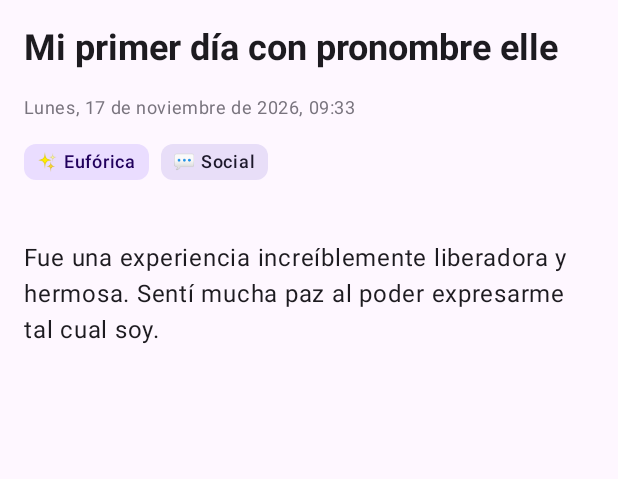
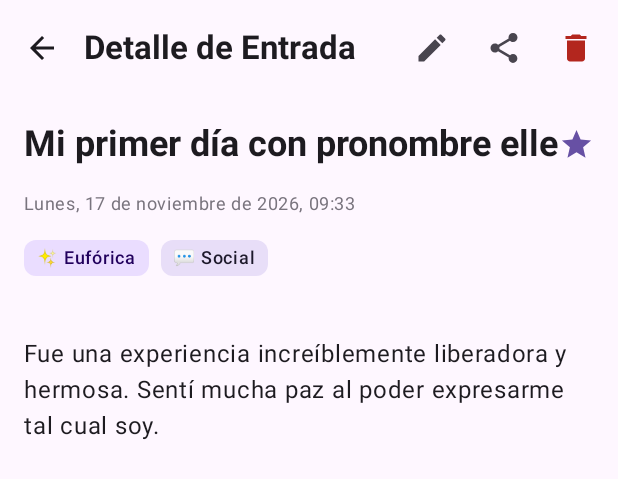
Before and after one commit to PabloQuiroga/transition_journal, an Android app built with Jetpack Compose: the @Preview function EntryDetailScreenPreview, on a phone screen of 412 x 824 dp. Shown: the top 479 px of the screen. Run offline under Robolectric (Android 15) with nearby library versions, the phone set to English and light mode, and no system bars.

Commit message:
feat(ui): implement entry editing from EntryDetailScreen and wire up EntryEditorViewModel with SavedStateHandle (US-05)

```diff
--- a/app/src/main/java/com/refugio/journal/ui/detail/EntryDetailScreen.kt
+++ b/app/src/main/java/com/refugio/journal/ui/detail/EntryDetailScreen.kt
@@ -17,6 +17,7 @@ import androidx.compose.foundation.shape.RoundedCornerShape
 import androidx.compose.material.icons.Icons
 import androidx.compose.material.icons.automirrored.filled.ArrowBack
 import androidx.compose.material.icons.filled.Delete
+import androidx.compose.material.icons.filled.Edit
 import androidx.compose.material.icons.filled.Share
 import androidx.compose.material.icons.filled.Star
 import androidx.compose.material3.AlertDialog
@@ -59,6 +60,7 @@ import java.time.format.DateTimeFormatter
 fun EntryDetailScreen(
     viewModel: EntryDetailViewModel,
     onBackClick: () -> Unit,
+    onEditClick: (Long) -> Unit,
     modifier: Modifier = Modifier
 ) {
     val uiState by viewModel.uiState.collectAsState()
@@ -104,6 +106,11 @@ fun EntryDetailScreen(
                     }
                 },
                 actions = {
+                    uiState.entry?.let { entry ->
+                        IconButton(onClick = { onEditClick(entry.id) }) {
+                            Icon(imageVector = Icons.Default.Edit, contentDescription = "Editar")
+                        }
+                    }
                     IconButton(onClick = { viewModel.prepareShare() }) {
                         Icon(imageVector = Icons.Default.Share, contentDescription = "Compartir")
                     }
@@ -277,11 +284,11 @@ private fun getCategoryDisplayName(category: Category?): String {
 // Previews
 // ---------------------------------------------------------------------------
 
-@Preview(name = "Entry Detail Screen", showBackground = true)
+@OptIn(ExperimentalMaterial3Api::class)
+@Preview(name = "Entry Detail Screen with TopBar", showBackground = true)
 @Composable
 private fun EntryDetailScreenPreview() {
     MaterialTheme {
-        Surface {
         val sampleEntry = JournalEntry(
             id = 1L,
             createdAt = Instant.now(),
@@ -293,22 +300,60 @@ private fun EntryDetailScreenPreview() {
             category = Category.SOCIAL,
             isMilestone = true
         )
+        Scaffold(
+            topBar = {
+                TopAppBar(
+                    title = { Text(text = "Detalle de Entrada", fontWeight = FontWeight.Bold) },
+                    navigationIcon = {
+                        IconButton(onClick = {}) {
+                            Icon(imageVector = Icons.AutoMirrored.Filled.ArrowBack, contentDescription = "Volver")
+                        }
+                    },
+                    actions = {
+                        IconButton(onClick = {}) {
+                            Icon(imageVector = Icons.Default.Edit, contentDescription = "Editar")
+                        }
+                        IconButton(onClick = {}) {
+                            Icon(imageVector = Icons.Default.Share, contentDescription = "Compartir")
+                        }
+                        IconButton(onClick = {}) {
+                            Icon(imageVector = Icons.Default.Delete, contentDescription = "Eliminar", tint = MaterialTheme.colorScheme.error)
+                        }
+                    }
+                )
+            }
+        ) { paddingValues ->
             Column(
                 modifier = Modifier
                     .fillMaxSize()
+                    .padding(paddingValues)
                     .padding(16.dp),
                 verticalArrangement = Arrangement.spacedBy(16.dp)
+            ) {
+                Row(
+                    modifier = Modifier.fillMaxWidth(),
+                    horizontalArrangement = Arrangement.SpaceBetween,
+                    verticalAlignment = Alignment.CenterVertically
                 ) {
                     Text(
                         text = sampleEntry.title,
                         style = MaterialTheme.typography.headlineSmall,
                         fontWeight = FontWeight.Bold
                     )
+                    Icon(
+                        imageVector = Icons.Default.Star,
+                        contentDescription = "Hito",
+                        tint = MaterialTheme.colorScheme.primary,
+                        modifier = Modifier.size(24.dp)
+                    )
+                }
+
                 Text(
                     text = "Lunes, 17 de noviembre de 2026, 09:33",
                     style = MaterialTheme.typography.bodySmall,
                     color = MaterialTheme.colorScheme.outline
                 )
+
                 Row(
                     horizontalArrangement = Arrangement.spacedBy(8.dp)
                 ) {
@@ -335,6 +380,7 @@ private fun EntryDetailScreenPreview() {
                         )
                     }
                 }
+
                 Spacer(modifier = Modifier.height(8.dp))
                 Text(
                     text = sampleEntry.content,
```
Also changed, not shown: app/src/main/java/com/refugio/journal/ui/editor/EntryEditorViewModel.kt (+33 -1 lines), app/src/main/java/com/refugio/journal/ui/navigation/AppNavHost.kt (+11 -3 lines), 1 other file. Lines whose indentation alone changed are shown as unchanged.
